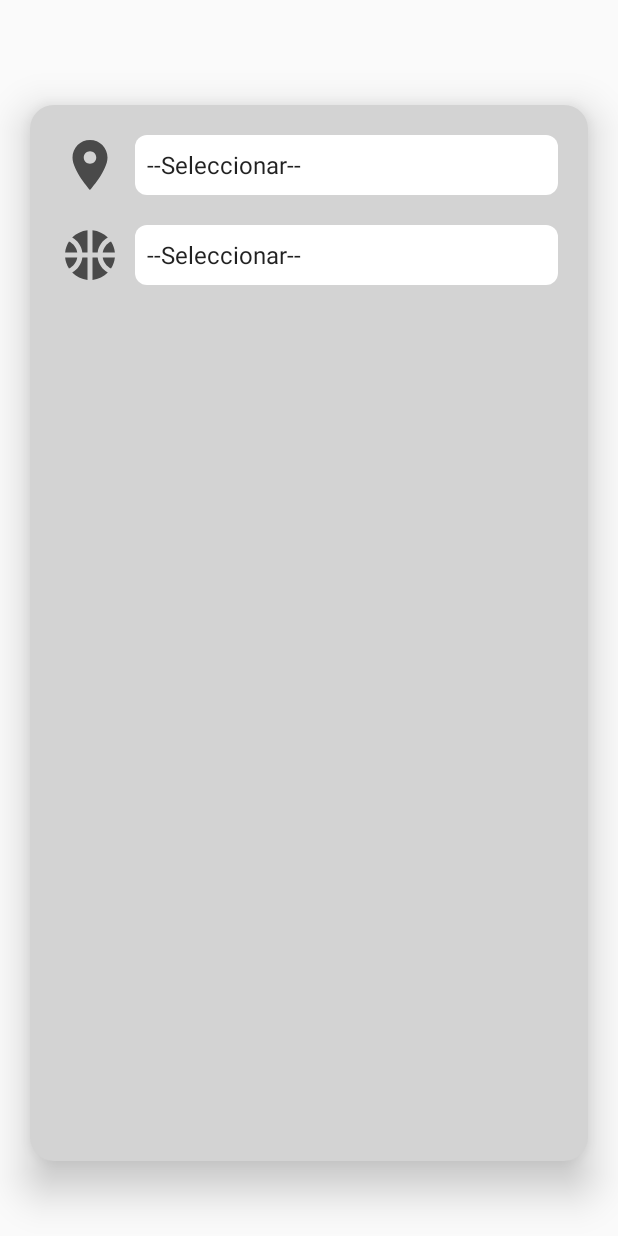
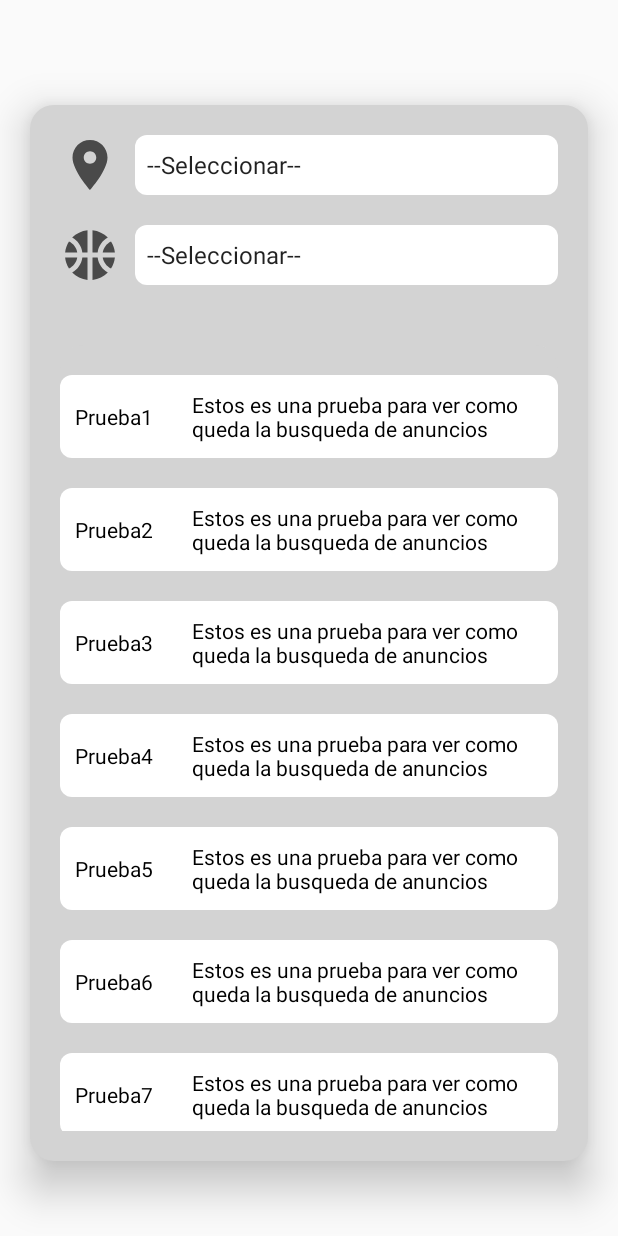
Before and after one commit to ppazosp/ChangApp, an Android app: the fragment SearchFragment shown on its own in the app's theme, after a tap on "BUSCAR", on a phone screen of 412 x 824 dp. Run offline under Robolectric (Android 15) with nearby library versions, the phone set to English and light mode, and no system bars.

Commit message:
select into search finished

```diff
--- a/app/src/main/java/ppazosp/changapp/SearchFragment.kt
+++ b/app/src/main/java/ppazosp/changapp/SearchFragment.kt
@@ -11,7 +11,9 @@ import android.widget.ArrayAdapter
 import android.widget.Button
 import android.widget.FrameLayout
 import android.widget.LinearLayout
+import android.widget.ScrollView
 import android.widget.Spinner
+import android.widget.TextView
 import androidx.fragment.app.Fragment
 
 class SearchFragment : Fragment() {
@@ -37,10 +39,17 @@ class SearchFragment : Fragment() {
         setupSpinner(spinnerProvincias, spinnerActivities)
 
         searchButton.setOnClickListener {
-            //resultsContainer.visibility = View.VISIBLE
 
-            //val resultView = LayoutInflater.from(context).inflate(R.layout.result_item, resultsContainer, false)
-            //resultsContainer.addView(resultView)
+            for(i in 1..20)
+            {
+                val resultView = LayoutInflater.from(context).inflate(R.layout.result_item, resultsContainer, false)
+                resultView.findViewById<TextView>(R.id.title).text = "Prueba"+i
+                resultsContainer.addView(resultView)
+            }
+
+            resultsContainer.visibility = View.VISIBLE
+
+
 
             val screenHeight = resources.displayMetrics.heightPixels
 
--- /dev/null
+++ b/app/src/main/res/drawable/item_background.xml
@@ -0,0 +1,6 @@
+<?xml version="1.0" encoding="utf-8"?>
+<shape xmlns:android="http://schemas.android.com/apk/res/android"
+    android:shape="rectangle">
+    <corners android:radius="8dp" />
+    <solid android:color="@color/white" />
+</shape>
--- a/app/src/main/res/layout/fragment_search.xml
+++ b/app/src/main/res/layout/fragment_search.xml
@@ -23,7 +23,7 @@
 
         <androidx.constraintlayout.widget.ConstraintLayout
             android:layout_width="match_parent"
-            android:layout_height="wrap_content">
+            android:layout_height="match_parent">
 
             <Spinner
                 android:id="@+id/spinner_provincia"
@@ -86,18 +86,29 @@
                 app:layout_constraintStart_toStartOf="parent"
                 app:layout_constraintTop_toBottomOf="@+id/spinner_activity" />
 
-            <LinearLayout
-                android:id="@+id/results_container"
+            <ScrollView
+                android:id="@+id/results_container_scroll"
                 android:layout_width="0dp"
                 android:layout_height="0dp"
                 android:layout_marginStart="20dp"
                 android:layout_marginTop="40dp"
                 android:layout_marginEnd="20dp"
+                android:layout_marginBottom="20dp"
+                android:background="@drawable/fragment_layout_background"
                 android:orientation="vertical"
-                app:layout_constraintBottom_toTopOf="@+id/button_search"
+                app:layout_constraintBottom_toBottomOf="parent"
                 app:layout_constraintEnd_toEndOf="parent"
                 app:layout_constraintStart_toStartOf="parent"
-                app:layout_constraintTop_toBottomOf="@+id/spinner_activity" />
+                app:layout_constraintTop_toBottomOf="@+id/spinner_activity"
+                tools:visibility="gone">
+
+                <LinearLayout
+                    android:id="@+id/results_container"
+                    android:layout_width="match_parent"
+                    android:layout_height="wrap_content"
+                    android:background="@drawable/fragment_layout_background"
+                    android:orientation="vertical" />
+            </ScrollView>
         </androidx.constraintlayout.widget.ConstraintLayout>
 
     </FrameLayout>
--- /dev/null
+++ b/app/src/main/res/layout/result_item.xml
@@ -0,0 +1,41 @@
+<?xml version="1.0" encoding="utf-8"?>
+<androidx.constraintlayout.widget.ConstraintLayout xmlns:android="http://schemas.android.com/apk/res/android"
+    xmlns:app="http://schemas.android.com/apk/res-auto"
+    xmlns:tools="http://schemas.android.com/tools"
+    android:layout_width="match_parent"
+    android:layout_height="match_parent">
+
+    <LinearLayout
+        android:layout_width="0dp"
+        android:layout_height="wrap_content"
+        android:orientation="horizontal"
+        app:layout_constraintEnd_toEndOf="parent"
+        app:layout_constraintStart_toStartOf="parent"
+        app:layout_constraintTop_toTopOf="parent"
+        android:background="@drawable/item_background"
+        android:layout_marginVertical="20dp">
+
+        <TextView
+            android:id="@+id/title"
+            android:layout_width="0dp"
+            android:layout_height="match_parent"
+            android:layout_weight="1"
+            android:text="Prueba"
+            android:layout_marginHorizontal="10dp"
+            android:layout_marginVertical="10dp"
+            android:gravity="center_vertical"
+            android:textColor="@color/black"/>
+
+        <TextView
+            android:id="@+id/description"
+            android:layout_width="0dp"
+            android:layout_height="wrap_content"
+            android:layout_marginHorizontal="10dp"
+            android:layout_marginVertical="10dp"
+            android:layout_weight="4"
+            android:gravity="center_vertical"
+            android:text="Estos es una prueba para ver como queda la busqueda de anuncios"
+            android:textColor="@color/black" />
+
+    </LinearLayout>
+</androidx.constraintlayout.widget.ConstraintLayout>
```
